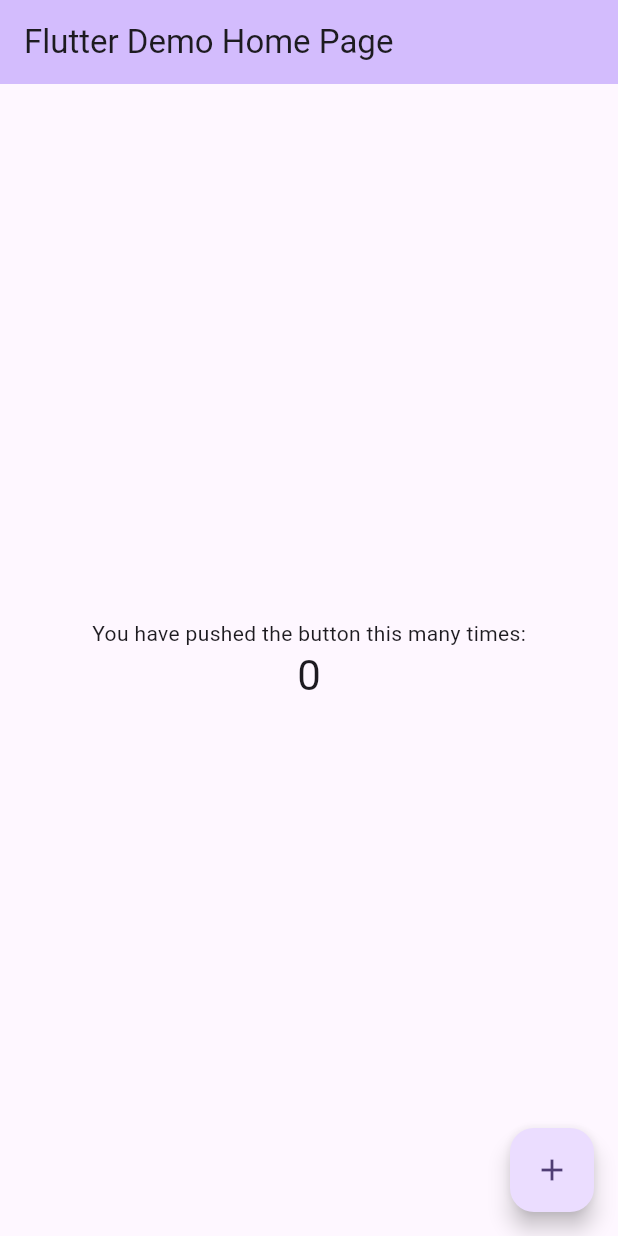
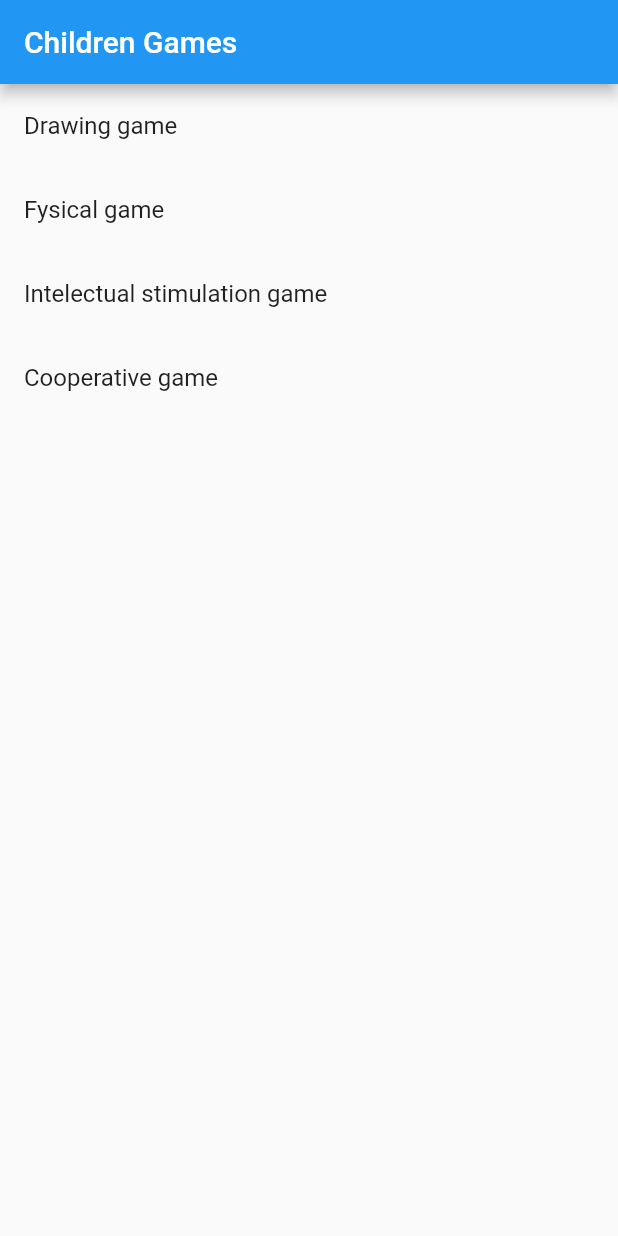
Before and after one commit to FlutterFriends/children-games, a Flutter app: the screen it shows after launch, on a phone screen of 412 x 824 dp. Run offline on Flutter 3.47's test engine with Material 2 defaults, Android fonts, the phone set to English and light mode, and no system bars.

Commit message:
add list of games and its description

```diff
--- a/children_games/lib/main.dart
+++ b/children_games/lib/main.dart
@@ -1,125 +1,99 @@
 import 'package:flutter/material.dart';
 
 void main() {
-  runApp(const MyApp());
+  runApp(ChildrenGamesApp());
 }
 
-class MyApp extends StatelessWidget {
-  const MyApp({super.key});
-
-  // This widget is the root of your application.
+class ChildrenGamesApp extends StatelessWidget {
   @override
   Widget build(BuildContext context) {
     return MaterialApp(
-      title: 'Flutter Demo',
+      title: 'Children Games',
       theme: ThemeData(
-        // This is the theme of your application.
-        //
-        // TRY THIS: Try running your application with "flutter run". You'll see
-        // the application has a blue toolbar. Then, without quitting the app,
-        // try changing the seedColor in the colorScheme below to Colors.green
-        // and then invoke "hot reload" (save your changes or press the "hot
-        // reload" button in a Flutter-supported IDE, or press "r" if you used
-        // the command line to start the app).
-        //
-        // Notice that the counter didn't reset back to zero; the application
-        // state is not lost during the reload. To reset the state, use hot
-        // restart instead.
-        //
-        // This works for code too, not just values: Most code changes can be
-        // tested with just a hot reload.
-        colorScheme: ColorScheme.fromSeed(seedColor: Colors.deepPurple),
-        useMaterial3: true,
+        primarySwatch: Colors.blue,
       ),
-      home: const MyHomePage(title: 'Flutter Demo Home Page'),
+      home: HomePage(),
     );
   }
 }
 
-class MyHomePage extends StatefulWidget {
-  const MyHomePage({super.key, required this.title});
-
-  // This widget is the home page of your application. It is stateful, meaning
-  // that it has a State object (defined below) that contains fields that affect
-  // how it looks.
-
-  // This class is the configuration for the state. It holds the values (in this
-  // case the title) provided by the parent (in this case the App widget) and
-  // used by the build method of the State. Fields in a Widget subclass are
-  // always marked "final".
-
-  final String title;
-
-  @override
-  State<MyHomePage> createState() => _MyHomePageState();
-}
-
-class _MyHomePageState extends State<MyHomePage> {
-  int _counter = 0;
-
-  void _incrementCounter() {
-    setState(() {
-      // This call to setState tells the Flutter framework that something has
-      // changed in this State, which causes it to rerun the build method below
-      // so that the display can reflect the updated values. If we changed
-      // _counter without calling setState(), then the build method would not be
-      // called again, and so nothing would appear to happen.
-      _counter++;
-    });
-  }
+class HomePage extends StatelessWidget {
+  final List<Game> games = [
+    Game(
+      title: 'Drawing game',
+      description:
+          'This game for 2 or more players. Take paper and start to draw. one stroke at a time, then next player turn.',
+      image: 'https://picsum.photos/250?image=9',
+    ),
+    Game(
+      title: 'Fysical game',
+      description: 'This is game 2',
+      image: 'https://picsum.photos/250?image=10',
+    ),
+    Game(
+      title: 'Intelectual stimulation game',
+      description: 'This is game 3',
+      image: 'https://picsum.photos/250?image=11',
+    ),
+    Game(
+      title: 'Cooperative game',
+      description: 'description',
+      image: 'https://picsum.photos/250?image=13',
+    ),
+  ];
 
   @override
   Widget build(BuildContext context) {
-    // This method is rerun every time setState is called, for instance as done
-    // by the _incrementCounter method above.
-    //
-    // The Flutter framework has been optimized to make rerunning build methods
-    // fast, so that you can just rebuild anything that needs updating rather
-    // than having to individually change instances of widgets.
     return Scaffold(
       appBar: AppBar(
-        // TRY THIS: Try changing the color here to a specific color (to
-        // Colors.amber, perhaps?) and trigger a hot reload to see the AppBar
-        // change color while the other colors stay the same.
-        backgroundColor: Theme.of(context).colorScheme.inversePrimary,
-        // Here we take the value from the MyHomePage object that was created by
-        // the App.build method, and use it to set our appbar title.
-        title: Text(widget.title),
+        title: Text('Children Games'),
       ),
-      body: Center(
-        // Center is a layout widget. It takes a single child and positions it
-        // in the middle of the parent.
-        child: Column(
-          // Column is also a layout widget. It takes a list of children and
-          // arranges them vertically. By default, it sizes itself to fit its
-          // children horizontally, and tries to be as tall as its parent.
-          //
-          // Column has various properties to control how it sizes itself and
-          // how it positions its children. Here we use mainAxisAlignment to
-          // center the children vertically; the main axis here is the vertical
-          // axis because Columns are vertical (the cross axis would be
-          // horizontal).
-          //
-          // TRY THIS: Invoke "debug painting" (choose the "Toggle Debug Paint"
-          // action in the IDE, or press "p" in the console), to see the
-          // wireframe for each widget.
-          mainAxisAlignment: MainAxisAlignment.center,
-          children: <Widget>[
-            const Text(
-              'You have pushed the button this many times:',
-            ),
-            Text(
-              '$_counter',
-              style: Theme.of(context).textTheme.headlineMedium,
-            ),
-          ],
-        ),
+      body: ListView.builder(
+        itemCount: games.length,
+        itemBuilder: (context, index) {
+          return ListTile(
+            title: Text(games[index].title),
+            onTap: () {
+              Navigator.push(
+                context,
+                MaterialPageRoute(
+                  builder: (context) => DetailPage(game: games[index]),
+                ),
+              );
+            },
+          );
+        },
       ),
-      floatingActionButton: FloatingActionButton(
-        onPressed: _incrementCounter,
-        tooltip: 'Increment',
-        child: const Icon(Icons.add),
-      ), // This trailing comma makes auto-formatting nicer for build methods.
     );
   }
 }
+
+class DetailPage extends StatelessWidget {
+  final Game game;
+
+  DetailPage({required this.game});
+
+  @override
+  Widget build(BuildContext context) {
+    return Scaffold(
+      appBar: AppBar(
+        title: Text(game.title),
+      ),
+      body: Column(
+        children: <Widget>[
+          Image.network(game.image),
+          Text(game.title),
+          Text(game.description),
+        ],
+      ),
+    );
+  }
+}
+
+class Game {
+  final String title;
+  final String description;
+  final String image;
+
+  Game({required this.title, required this.description, required this.image});
+}
```
